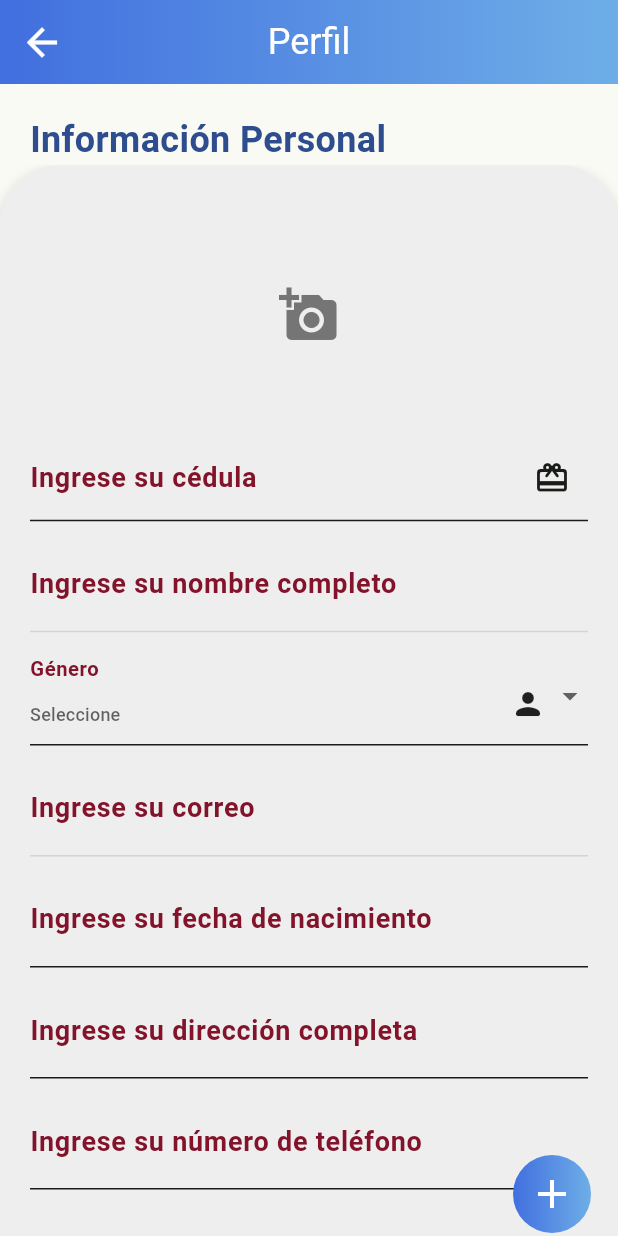
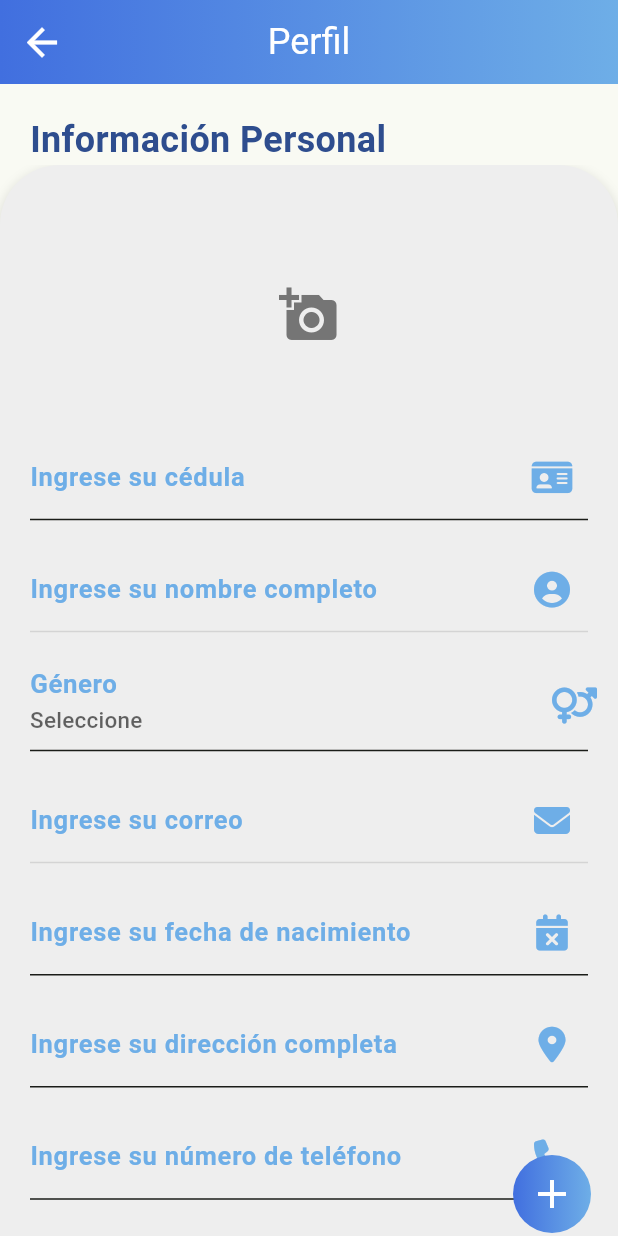
Before and after one commit to jordanlaguna/trabajorapid, a Flutter app: the ProfileDrawer screen opened by its route, on a phone screen of 412 x 824 dp. Run offline on Flutter 3.47's test engine with Material 3 defaults, Android fonts, the phone set to English and light mode, and no system bars; our stand-ins replace carousel_slider, cloud_firestore, curved_navigation_bar, firebase_auth, firebase_core, firebase_storage and 7 more; missing offline and left inert: flutter_login_facebook; accounts and stored records are empty; Roboto replaces fonts that are missing (Montserrat).

Commit message:
fix colors and bug profile picture in the profile-remove login facebook

```diff
--- a/lib/components/menuSlider/perfilDrawer/profile_drawer.dart
+++ b/lib/components/menuSlider/perfilDrawer/profile_drawer.dart
@@ -7,6 +7,7 @@ import 'package:flutter/material.dart';
 import 'package:image_picker/image_picker.dart';
 import 'package:trabajorapid/firebaseAuth/firabaseAuthImple.dart';
 import 'package:quickalert/quickalert.dart';
+import 'package:icons_plus/icons_plus.dart';
 import 'package:trabajorapid/services/upload_image/select_image.dart';
 import 'package:trabajorapid/services/upload_image/upload_image.dart';
 
@@ -179,19 +180,19 @@ class _ProfileDrawerState extends State<ProfileDrawer> {
                         ),
                         TextFormField(
                           controller: _identificationController,
-                          decoration: const InputDecoration(
-                            suffixIcon: Icon(Icons.card_giftcard_rounded),
+                          decoration:  InputDecoration(
+                            suffixIcon: Icon(FontAwesome.id_card, color: Theme.of(context).colorScheme.secondary),
                             labelText: 'Ingrese su cédula',
                             hintText: '000000000',
                             labelStyle: TextStyle(
-                              color: Color.fromARGB(255, 130, 19, 42),
-                              fontSize: 18,
+                              color: Theme.of(context).colorScheme.secondary,
+                              fontSize: 17,
                               fontFamily: 'Montserrat',
                               fontWeight: FontWeight.bold,
                             ),
                             focusedBorder: OutlineInputBorder(
                               borderSide: BorderSide(
-                                color: Color.fromARGB(255, 130, 19, 42),
+                                color: Theme.of(context).colorScheme.secondary,
                               ),
                             ),
                           ),
@@ -202,23 +203,23 @@ class _ProfileDrawerState extends State<ProfileDrawer> {
                             return null;
                           },
                         ),
-                        const SizedBox(height: 10),
+                        const SizedBox(height: 18),
                         TextFormField(
                           controller: _fullNameController,
                           enabled: false,
-                          decoration: const InputDecoration(
-                            suffix: Icon(Icons.person),
+                          decoration:  InputDecoration(
+                            suffixIcon:  Icon(FontAwesome.circle_user_solid, color: Theme.of(context).colorScheme.secondary),
                             labelText: 'Ingrese su nombre completo',
                             hintText: 'Nombre completo',
                             labelStyle: TextStyle(
-                              color: Color.fromARGB(255, 130, 19, 42),
-                              fontSize: 18,
+                              color: Theme.of(context).colorScheme.secondary,
+                              fontSize: 17,
                               fontFamily: 'Montserrat',
                               fontWeight: FontWeight.bold,
                             ),
                             focusedBorder: OutlineInputBorder(
                               borderSide: BorderSide(
-                                color: Color.fromARGB(255, 130, 19, 42),
+                                color: Theme.of(context).colorScheme.secondary,
                               ),
                             ),
                           ),
@@ -229,12 +230,12 @@ class _ProfileDrawerState extends State<ProfileDrawer> {
                             return null;
                           },
                         ),
-                        const SizedBox(height: 10),
+                        const SizedBox(height: 18),
                         DropdownButtonFormField<String>(
                           value: selectedValue,
                           hint: const Text(
                             'Seleccione',
-                            style: TextStyle(fontSize: 12),
+                            style: TextStyle(fontSize: 15),
                           ),
                           onChanged: (String? newValue) {
                             setState(() {
@@ -247,18 +248,18 @@ class _ProfileDrawerState extends State<ProfileDrawer> {
                               child: Text(value),
                             );
                           }).toList(),
-                          decoration: const InputDecoration(
-                            suffix: Icon(Icons.person_rounded),
+                          decoration: InputDecoration(
+                            suffixIcon: Icon(FontAwesome.venus_mars_solid, color: Theme.of(context).colorScheme.secondary),
                             labelText: 'Género',
                             labelStyle: TextStyle(
-                              color: Color.fromARGB(255, 130, 19, 42),
-                              fontSize: 18,
+                              color: Theme.of(context).colorScheme.secondary,
+                              fontSize: 23,
                               fontFamily: 'Montserrat',
                               fontWeight: FontWeight.bold,
                             ),
                             focusedBorder: OutlineInputBorder(
                               borderSide: BorderSide(
-                                color: Color.fromARGB(255, 130, 19, 42),
+                                color: Theme.of(context).colorScheme.secondary,
                               ),
                             ),
                           ),
@@ -269,23 +270,23 @@ class _ProfileDrawerState extends State<ProfileDrawer> {
                             return null;
                           },
                         ),
-                        const SizedBox(height: 10),
+                        const SizedBox(height: 18),
                         TextFormField(
                           controller: _emailController,
                           enabled: false,
-                          decoration: const InputDecoration(
-                            suffix: Icon(Icons.email_rounded),
+                          decoration: InputDecoration(
+                            suffixIcon:  Icon(FontAwesome.envelope_solid, color: Theme.of(context).colorScheme.secondary),
                             labelText: 'Ingrese su correo',
-                            hintText: 'Ejemplo@correo.com',
+                            hintText: 'ejemplousuaro@gmail.com',
                             labelStyle: TextStyle(
-                              color: Color.fromARGB(255, 130, 19, 42),
-                              fontSize: 18,
+                              color: Theme.of(context).colorScheme.secondary,
+                              fontSize: 17,
                               fontFamily: 'Montserrat',
                               fontWeight: FontWeight.bold,
                             ),
                             focusedBorder: OutlineInputBorder(
                               borderSide: BorderSide(
-                                color: Color.fromARGB(255, 130, 19, 42),
+                                color: Theme.of(context).colorScheme.secondary,
                               ),
                             ),
                           ),
@@ -296,22 +297,22 @@ class _ProfileDrawerState extends State<ProfileDrawer> {
                             return null;
                           },
                         ),
-                        const SizedBox(height: 10),
+                        const SizedBox(height: 18),
                         TextFormField(
                           controller: _dateController,
-                          decoration: const InputDecoration(
-                            suffix: Icon(Icons.calendar_today_rounded),
+                          decoration: InputDecoration(
+                            suffixIcon:  Icon(FontAwesome.calendar_xmark_solid, color: Theme.of(context).colorScheme.secondary),
                             labelText: 'Ingrese su fecha de nacimiento',
                             hintText: 'dd/mm/aaaa',
                             labelStyle: TextStyle(
-                              color: Color.fromARGB(255, 130, 19, 42),
-                              fontSize: 18,
+                              color: Theme.of(context).colorScheme.secondary,
+                              fontSize: 17,
                               fontFamily: 'Montserrat',
                               fontWeight: FontWeight.bold,
                             ),
                             focusedBorder: OutlineInputBorder(
                               borderSide: BorderSide(
-                                color: Color.fromARGB(255, 130, 19, 42),
+                                color: Theme.of(context).colorScheme.secondary,
                               ),
                             ),
                           ),
@@ -322,22 +323,22 @@ class _ProfileDrawerState extends State<ProfileDrawer> {
                             return null;
                           },
                         ),
-                        const SizedBox(height: 10),
+                        const SizedBox(height: 18),
                         TextFormField(
                           controller: _addressController,
-                          decoration: const InputDecoration(
-                            suffix: Icon(Icons.location_on_rounded),
+                          decoration: InputDecoration(
+                            suffixIcon: Icon(FontAwesome.location_dot_solid, color: Theme.of(context).colorScheme.secondary),
                             labelText: 'Ingrese su dirección completa',
                             hintText: 'Provincia/Cantón/Distrito/',
                             labelStyle: TextStyle(
-                              color: Color.fromARGB(255, 130, 19, 42),
-                              fontSize: 18,
+                              color: Theme.of(context).colorScheme.secondary,
+                              fontSize: 17,
                               fontFamily: 'Montserrat',
                               fontWeight: FontWeight.bold,
                             ),
                             focusedBorder: OutlineInputBorder(
                               borderSide: BorderSide(
-                                color: Color.fromARGB(255, 130, 19, 42),
+                                color: Theme.of(context).colorScheme.secondary,
                               ),
                             ),
                           ),
@@ -348,22 +349,22 @@ class _ProfileDrawerState extends State<ProfileDrawer> {
                             return null;
                           },
                         ),
-                        const SizedBox(height: 10),
+                        const SizedBox(height: 18),
                         TextFormField(
                           controller: _telephoneController,
-                          decoration: const InputDecoration(
-                            suffix: Icon(Icons.phone_rounded),
+                          decoration: InputDecoration(
+                            suffixIcon: Icon(FontAwesome.phone_solid, color: Theme.of(context).colorScheme.secondary),
                             labelText: 'Ingrese su número de teléfono',
                             hintText: '00000000',
                             labelStyle: TextStyle(
-                              color: Color.fromARGB(255, 130, 19, 42),
-                              fontSize: 18,
+                              color: Theme.of(context).colorScheme.secondary,
+                              fontSize: 17,
                               fontFamily: 'Montserrat',
                               fontWeight: FontWeight.bold,
                             ),
                             focusedBorder: OutlineInputBorder(
                               borderSide: BorderSide(
-                                color: Color.fromARGB(255, 130, 19, 42),
+                                color: Theme.of(context).colorScheme.secondary,
                               ),
                             ),
                           ),
--- a/lib/pageMenuBottom/profileService/profileService.dart
+++ b/lib/pageMenuBottom/profileService/profileService.dart
@@ -1,7 +1,5 @@
 // ignore_for_file: file_names, library_private_types_in_public_api, avoid_print, avoid_function_literals_in_foreach_calls
-
 import 'dart:async';
-
 import 'package:flutter/material.dart';
 import 'package:flutter_rating_bar/flutter_rating_bar.dart';
 import 'package:trabajorapid/components/menuSlider/page_chat/page_home_chat.dart';
```
Also changed, not shown: lib/components/login/loginPage.dart (deleted, +0 -213 lines), lib/pageMenuBottom/profile_page/profile.dart (+21 -9 lines), lib/screens/signin_screen.dart (+4 -36 lines), lib/screens/signup_screen.dart (+8 -6 lines), pubspec.lock.
